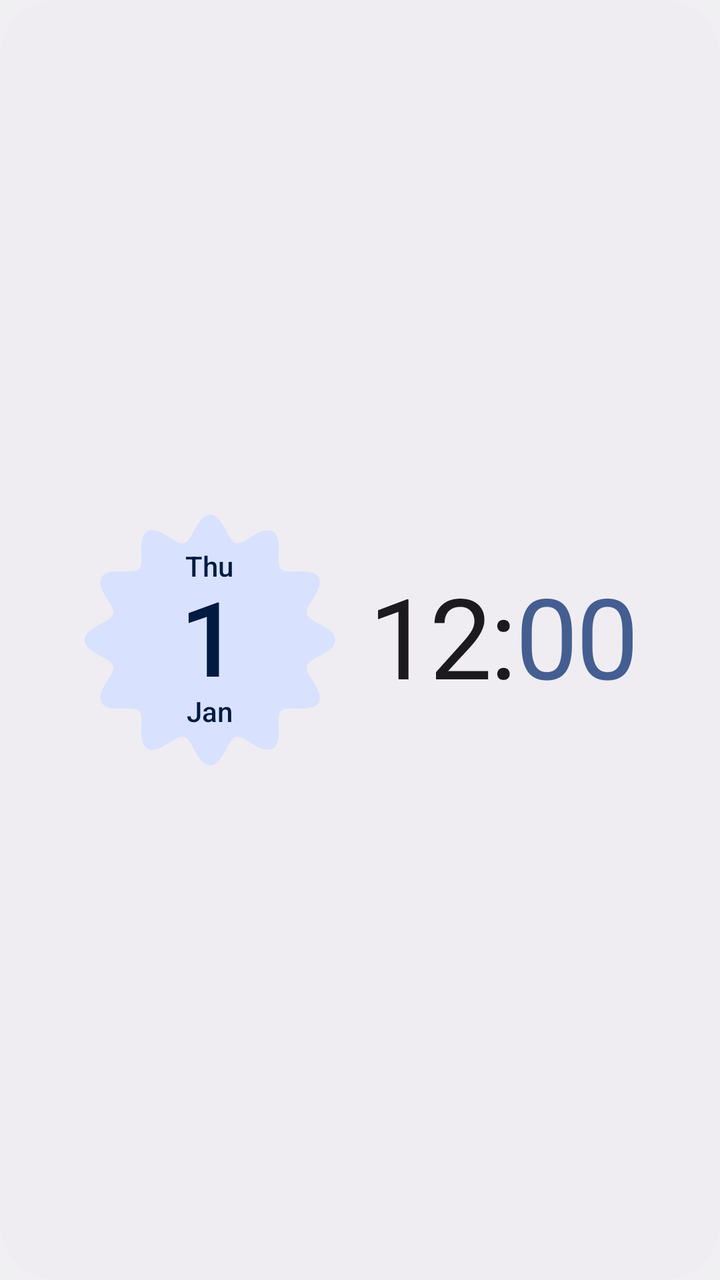
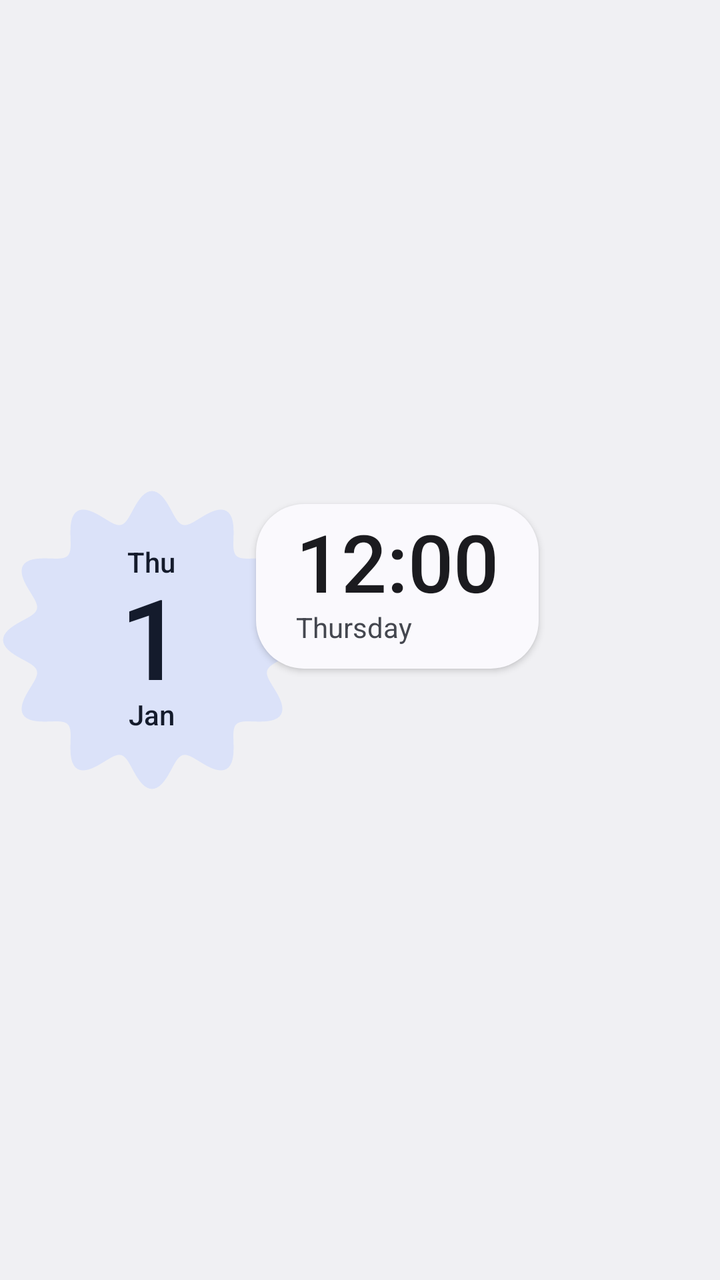

Two renders of the same Android screen: before a commit and after it. Below are the layout's source before the change and the commit's diff.
<!-- AndroidManifest.xml: application theme Theme.Clock -->
<!-- res/layout/widget_digital.xml -->
<?xml version="1.0" encoding="utf-8"?>
<FrameLayout xmlns:android="http://schemas.android.com/apk/res/android"
    xmlns:tools="http://schemas.android.com/tools"
    tools:ignore="SpUsage,ContentDescription,UseCompoundDrawables,UselessParent"
    android:id="@android:id/background"
    android:layout_width="match_parent"
    android:layout_height="match_parent"
    android:background="@drawable/widget_background"
    android:clipToOutline="true">

    <LinearLayout
        android:layout_width="wrap_content"
        android:layout_height="wrap_content"
        android:layout_gravity="center"
        android:baselineAligned="false"
        android:gravity="center_vertical"
        android:orientation="horizontal">

        <FrameLayout
            android:id="@+id/cookie"
            android:layout_width="128dp"
            android:layout_height="128dp">

            <ImageView
                android:layout_width="match_parent"
                android:layout_height="match_parent"
                android:importantForAccessibility="no"
                android:src="@drawable/widget_cookie" />

            <LinearLayout
                android:layout_width="wrap_content"
                android:layout_height="wrap_content"
                android:layout_gravity="center"
                android:gravity="center_horizontal"
                android:orientation="vertical">

                <TextClock
                    android:id="@+id/weekday"
                    android:layout_width="wrap_content"
                    android:layout_height="20dp"
                    android:fontFamily="sans-serif-medium"
                    android:format12Hour="EEE"
                    android:format24Hour="EEE"
                    android:gravity="center"
                    android:includeFontPadding="false"
                    android:maxLines="1"
                    android:textColor="@color/widget_on_primary_container"
                    android:textSize="14dp" />

                
                <TextClock
                    android:id="@+id/day"
                    android:layout_width="wrap_content"
                    android:layout_height="wrap_content"
                    android:layout_marginTop="-4dp"
                    android:layout_marginBottom="-5dp"
                    android:fontFamily="sans-serif-medium"
                    android:fontFeatureSettings="tnum"
                    android:format12Hour="d"
                    android:format24Hour="d"
                    android:includeFontPadding="false"
                    android:maxLines="1"
                    android:textColor="@color/widget_on_primary_container"
                    android:textSize="52dp" />

                <TextClock
                    android:id="@+id/month"
                    android:layout_width="wrap_content"
                    android:layout_height="20dp"
                    android:fontFamily="sans-serif-medium"
                    android:format12Hour="MMM"
                    android:format24Hour="MMM"
                    android:gravity="center"
                    android:includeFontPadding="false"
                    android:maxLines="1"
                    android:textColor="@color/widget_on_primary_container"
                    android:textSize="14dp" />
            </LinearLayout>
        </FrameLayout>

        <LinearLayout
            android:layout_width="wrap_content"
            android:layout_height="wrap_content"
            android:layout_marginStart="16dp"
            android:orientation="vertical">

            
            <LinearLayout
                android:layout_width="wrap_content"
                android:layout_height="wrap_content"
                android:layout_marginTop="-4dp"
                android:layout_marginBottom="-5dp"
                android:layoutDirection="ltr"
                android:orientation="horizontal">

                <TextClock
                    android:id="@+id/hours"
                    android:layout_width="wrap_content"
                    android:layout_height="wrap_content"
                    android:fontFeatureSettings="tnum"
                    android:format12Hour="h:"
                    android:format24Hour="HH:"
                    android:includeFontPadding="false"
                    android:letterSpacing="-0.018"
                    android:maxLines="1"
                    android:textColor="@color/widget_on_surface"
                    android:textSize="56dp" />

                <TextClock
                    android:id="@+id/minutes"
                    android:layout_width="wrap_content"
                    android:layout_height="wrap_content"
                    android:fontFeatureSettings="tnum"
                    android:format12Hour="mm"
                    android:format24Hour="mm"
                    android:includeFontPadding="false"
                    android:letterSpacing="-0.018"
                    android:maxLines="1"
                    android:textColor="@color/widget_primary"
                    android:textSize="56dp" />
            </LinearLayout>

            
            <FrameLayout
                android:id="@+id/alarm"
                android:layout_width="wrap_content"
                android:layout_height="48dp"
                android:layout_marginTop="2dp"
                android:layout_marginBottom="-8dp"
                android:visibility="gone">

                <LinearLayout
                    android:id="@+id/alarm_pill"
                    android:layout_width="wrap_content"
                    android:layout_height="32dp"
                    android:layout_gravity="center_vertical"
                    android:background="@drawable/widget_pill"
                    android:gravity="center_vertical"
                    android:orientation="horizontal"
                    android:paddingStart="8dp"
                    android:paddingEnd="12dp">

                    <ImageView
                        android:id="@+id/alarm_icon"
                        android:layout_width="18dp"
                        android:layout_height="18dp"
                        android:importantForAccessibility="no"
                        android:src="@drawable/ic_alarm"
                        android:tint="@color/widget_on_secondary_container" />

                    <TextView
                        android:id="@+id/alarm_text"
                        android:layout_width="wrap_content"
                        android:layout_height="wrap_content"
                        android:layout_marginStart="4dp"
                        android:fontFamily="sans-serif-medium"
                        android:includeFontPadding="false"
                        android:maxLines="1"
                        android:textColor="@color/widget_on_secondary_container"
                        android:textSize="14dp" />
                </LinearLayout>
            </FrameLayout>
        </LinearLayout>
    </LinearLayout>
</FrameLayout>
<!-- resources referenced by this layout -->
<resources>
  <color name="widget_on_primary_container">@android:color/system_on_primary_container_light</color>
  <color name="widget_on_secondary_container">@android:color/system_on_secondary_container_light</color>
  <color name="widget_on_surface">@android:color/system_on_surface_light</color>
  <color name="widget_primary">@android:color/system_primary_light</color>
  <!-- drawable ic_alarm (drawable) -->
  <vector xmlns:android="http://schemas.android.com/apk/res/android"
      android:width="24dp"
      android:height="24dp"
      android:viewportWidth="960"
      android:viewportHeight="960">
    <path
        android:fillColor="@android:color/white"
        android:pathData="M520,504L520,360Q520,343 508.5,331.5Q497,320 480,320Q463,320 451.5,331.5Q440,343 440,360L440,519Q440,527 443,534.5Q446,542 452,548L564,660Q575,671 592,671Q609,671 620,660Q631,649 631,632Q631,615 620,604L520,504ZM480,880Q405,880 339.5,851.5Q274,823 225.5,774.5Q177,726 148.5,660.5Q120,595 120,520Q120,445 148.5,379.5Q177,314 225.5,265.5Q274,217 339.5,188.5Q405,160 480,160Q555,160 620.5,188.5Q686,217 734.5,265.5Q783,314 811.5,379.5Q840,445 840,520Q840,595 811.5,660.5Q783,726 734.5,774.5Q686,823 620.5,851.5Q555,880 480,880ZM480,520Q480,520 480,520Q480,520 480,520Q480,520 480,520Q480,520 480,520Q480,520 480,520Q480,520 480,520Q480,520 480,520Q480,520 480,520ZM82,292Q71,281 71,264Q71,247 82,236L196,122Q207,111 224,111Q241,111 252,122Q263,133 263,150Q263,167 252,178L138,292Q127,303 110,303Q93,303 82,292ZM878,292Q867,303 850,303Q833,303 822,292L708,178Q697,167 697,150Q697,133 708,122Q719,111 736,111Q753,111 764,122L878,236Q889,247 889,264Q889,281 878,292ZM480,800Q597,800 678.5,718.5Q760,637 760,520Q760,403 678.5,321.5Q597,240 480,240Q363,240 281.5,321.5Q200,403 200,520Q200,637 281.5,718.5Q363,800 480,800Z"/>
  </vector>
  <!-- drawable widget_background (drawable) -->
  <?xml version="1.0" encoding="utf-8"?>
  <shape xmlns:android="http://schemas.android.com/apk/res/android" android:shape="rectangle">
      <solid android:color="@color/widget_surface_container" />
      <corners android:radius="@android:dimen/system_app_widget_background_radius" />
  </shape>
  <!-- drawable widget_cookie: vector/xml drawable (drawable, 5070 chars, omitted) -->
  <!-- drawable widget_pill (drawable) -->
  <?xml version="1.0" encoding="utf-8"?>
  <ripple xmlns:android="http://schemas.android.com/apk/res/android" android:color="?android:attr/colorControlHighlight">
      <item>
          <shape android:shape="rectangle">
              <solid android:color="@color/widget_secondary_container" />
              <corners android:radius="24dp" />
          </shape>
      </item>
  </ripple>
  <style name="Theme.Clock" parent="@android:style/Theme.DeviceDefault.DayNight">
          <item name="android:windowActionBar">false</item>
          <item name="android:windowNoTitle">true</item>
      </style>
  <color name="widget_surface_container">@android:color/system_surface_container_light</color>
  <color name="widget_secondary_container">@android:color/system_secondary_container_light</color>
</resources>

<!-- the commit's change to res/layout/widget_digital.xml (unified diff, before → after) -->
@@ -5,21 +5,24 @@
     android:id="@android:id/background"
     android:layout_width="match_parent"
     android:layout_height="match_parent"
-    android:background="@drawable/widget_background"
+    android:background="@drawable/widget_frame"
+    android:clipChildren="false"
     android:clipToOutline="true">
 
-    <LinearLayout
+    <FrameLayout
         android:layout_width="wrap_content"
-        android:layout_height="wrap_content"
-        android:layout_gravity="center"
-        android:baselineAligned="false"
-        android:gravity="center_vertical"
-        android:orientation="horizontal">
+        android:layout_height="164dp"
+        android:layout_gravity="center_vertical|start"
+        android:clipChildren="false"
+        android:clipToPadding="false"
+        android:paddingStart="0dp"
+        android:paddingEnd="4dp">
 
         <FrameLayout
             android:id="@+id/cookie"
-            android:layout_width="128dp"
-            android:layout_height="128dp">
+            android:layout_width="152dp"
+            android:layout_height="152dp"
+            android:layout_marginTop="6dp">
 
             <ImageView
                 android:layout_width="match_parent"
@@ -44,7 +47,7 @@
                     android:gravity="center"
                     android:includeFontPadding="false"
                     android:maxLines="1"
-                    android:textColor="@color/widget_on_primary_container"
+                    android:textColor="@color/widget_on_secondary_container"
                     android:textSize="14dp" />
 
                 
@@ -53,15 +56,15 @@
                     android:layout_width="wrap_content"
                     android:layout_height="wrap_content"
                     android:layout_marginTop="-4dp"
-                    android:layout_marginBottom="-5dp"
+                    android:layout_marginBottom="-6dp"
                     android:fontFamily="sans-serif-medium"
                     android:fontFeatureSettings="tnum"
                     android:format12Hour="d"
                     android:format24Hour="d"
                     android:includeFontPadding="false"
                     android:maxLines="1"
-                    android:textColor="@color/widget_on_primary_container"
-                    android:textSize="52dp" />
+                    android:textColor="@color/widget_on_secondary_container"
+                    android:textSize="56dp" />
 
                 <TextClock
                     android:id="@+id/month"
@@ -73,93 +76,96 @@
                     android:gravity="center"
                     android:includeFontPadding="false"
                     android:maxLines="1"
-                    android:textColor="@color/widget_on_primary_container"
+                    android:textColor="@color/widget_on_secondary_container"
                     android:textSize="14dp" />
             </LinearLayout>
         </FrameLayout>
 
+        
         <LinearLayout
+            android:id="@+id/time_pill"
             android:layout_width="wrap_content"
             android:layout_height="wrap_content"
-            android:layout_marginStart="16dp"
-            android:orientation="vertical">
+            android:layout_marginStart="128dp"
+            android:layout_marginTop="14dp"
+            android:background="@drawable/widget_float_surface"
+            android:elevation="2dp"
+            android:orientation="vertical"
+            android:paddingStart="20dp"
+            android:paddingTop="8dp"
+            android:paddingEnd="20dp"
+            android:paddingBottom="10dp">
 
-            
-            <LinearLayout
+            <TextClock
+                android:id="@+id/time"
                 android:layout_width="wrap_content"
                 android:layout_height="wrap_content"
-                android:layout_marginTop="-4dp"
-                android:layout_marginBottom="-5dp"
-                android:layoutDirection="ltr"
-                android:orientation="horizontal">
+                android:layout_marginTop="-1dp"
+                android:layout_marginBottom="-2dp"
+                android:fontFamily="sans-serif-medium"
+                android:fontFeatureSettings="tnum"
+                android:format12Hour="h:mm"
+                android:format24Hour="HH:mm"
+                android:includeFontPadding="false"
+                android:maxLines="1"
+                android:textColor="@color/widget_on_surface"
+                android:textSize="40dp" />
 
-                <TextClock
-                    android:id="@+id/hours"
+            <TextClock
+                android:id="@+id/day_name"
+                android:layout_width="wrap_content"
+                android:layout_height="20dp"
+                android:format12Hour="EEEE"
+                android:format24Hour="EEEE"
+                android:gravity="center_vertical"
+                android:includeFontPadding="false"
+                android:maxLines="1"
+                android:textColor="@color/widget_on_surface_variant"
+                android:textSize="14dp" />
+        </LinearLayout>
+
+        
+        <FrameLayout
+            android:id="@+id/alarm"
+            android:layout_width="wrap_content"
+            android:layout_height="48dp"
+            android:layout_marginStart="128dp"
+            android:layout_marginTop="106dp"
+            android:clipChildren="false"
+            android:clipToPadding="false"
+            android:visibility="gone">
+
+            <LinearLayout
+                android:id="@+id/alarm_pill"
+                android:layout_width="wrap_content"
+                android:layout_height="40dp"
+                android:layout_gravity="center_vertical"
+                android:background="@drawable/widget_float_primary"
+                android:elevation="2dp"
+                android:gravity="center_vertical"
+                android:orientation="horizontal"
+                android:paddingStart="12dp"
+                android:paddingEnd="16dp">
+
+                <ImageView
+                    android:id="@+id/alarm_icon"
+                    android:layout_width="18dp"
+                    android:layout_height="18dp"
+                    android:importantForAccessibility="no"
+                    android:src="@drawable/ic_alarm"
+                    android:tint="@color/widget_on_primary" />
+
+                <TextView
+                    android:id="@+id/alarm_text"
                     android:layout_width="wrap_content"
                     android:layout_height="wrap_content"
-                    android:fontFeatureSettings="tnum"
-                    android:format12Hour="h:"
-                    android:format24Hour="HH:"
+                    android:layout_marginStart="6dp"
+                    android:fontFamily="sans-serif-medium"
                     android:includeFontPadding="false"
-                    android:letterSpacing="-0.018"
                     android:maxLines="1"
-                    android:textColor="@color/widget_on_surface"
-                    android:textSize="56dp" />
-
-                <TextClock
-                    android:id="@+id/minutes"
-                    android:layout_width="wrap_content"
-                    android:layout_height="wrap_content"
-                    android:fontFeatureSettings="tnum"
-                    android:format12Hour="mm"
-                    android:format24Hour="mm"
-                    android:includeFontPadding="false"
-                    android:letterSpacing="-0.018"
-                    android:maxLines="1"
-                    android:textColor="@color/widget_primary"
-                    android:textSize="56dp" />
+                    android:textColor="@color/widget_on_primary"
+                    android:textSize="14dp" />
             </LinearLayout>
-
-            
-            <FrameLayout
-                android:id="@+id/alarm"
-                android:layout_width="wrap_content"
-                android:layout_height="48dp"
-                android:layout_marginTop="2dp"
-                android:layout_marginBottom="-8dp"
-                android:visibility="gone">
-
-                <LinearLayout
-                    android:id="@+id/alarm_pill"
-                    android:layout_width="wrap_content"
-                    android:layout_height="32dp"
-                    android:layout_gravity="center_vertical"
-                    android:background="@drawable/widget_pill"
-                    android:gravity="center_vertical"
-                    android:orientation="horizontal"
-                    android:paddingStart="8dp"
-                    android:paddingEnd="12dp">
-
-                    <ImageView
-                        android:id="@+id/alarm_icon"
-                        android:layout_width="18dp"
-                        android:layout_height="18dp"
-                        android:importantForAccessibility="no"
-                        android:src="@drawable/ic_alarm"
-                        android:tint="@color/widget_on_secondary_container" />
-
-                    <TextView
-                        android:id="@+id/alarm_text"
-                        android:layout_width="wrap_content"
-                        android:layout_height="wrap_content"
-                        android:layout_marginStart="4dp"
-                        android:fontFamily="sans-serif-medium"
-                        android:includeFontPadding="false"
-                        android:maxLines="1"
-                        android:textColor="@color/widget_on_secondary_container"
-                        android:textSize="14dp" />
-                </LinearLayout>
-            </FrameLayout>
-        </LinearLayout>
-    </LinearLayout>
+        </FrameLayout>
+    </FrameLayout>
 </FrameLayout>
<!-- resource entries referenced after the edit -->
@@ -1,9 +1,11 @@
 <!-- resources referenced by this layout -->
 <resources>
-  <color name="widget_on_primary_container">@android:color/system_on_primary_container_light</color>
+  <color name="widget_on_primary">@android:color/system_on_primary_light</color>
   <color name="widget_on_secondary_container">@android:color/system_on_secondary_container_light</color>
   <color name="widget_on_surface">@android:color/system_on_surface_light</color>
+  <color name="widget_on_surface_variant">@android:color/system_on_surface_variant_light</color>
   <color name="widget_primary">@android:color/system_primary_light</color>
+  <color name="widget_surface">@android:color/system_surface_light</color>
   <!-- drawable ic_alarm (drawable) -->
   <vector xmlns:android="http://schemas.android.com/apk/res/android"
       android:width="24dp"
@@ -14,28 +16,36 @@
         android:fillColor="@android:color/white"
         android:pathData="M520,504L520,360Q520,343 508.5,331.5Q497,320 480,320Q463,320 451.5,331.5Q440,343 440,360L440,519Q440,527 443,534.5Q446,542 452,548L564,660Q575,671 592,671Q609,671 620,660Q631,649 631,632Q631,615 620,604L520,504ZM480,880Q405,880 339.5,851.5Q274,823 225.5,774.5Q177,726 148.5,660.5Q120,595 120,520Q120,445 148.5,379.5Q177,314 225.5,265.5Q274,217 339.5,188.5Q405,160 480,160Q555,160 620.5,188.5Q686,217 734.5,265.5Q783,314 811.5,379.5Q840,445 840,520Q840,595 811.5,660.5Q783,726 734.5,774.5Q686,823 620.5,851.5Q555,880 480,880ZM480,520Q480,520 480,520Q480,520 480,520Q480,520 480,520Q480,520 480,520Q480,520 480,520Q480,520 480,520Q480,520 480,520Q480,520 480,520ZM82,292Q71,281 71,264Q71,247 82,236L196,122Q207,111 224,111Q241,111 252,122Q263,133 263,150Q263,167 252,178L138,292Q127,303 110,303Q93,303 82,292ZM878,292Q867,303 850,303Q833,303 822,292L708,178Q697,167 697,150Q697,133 708,122Q719,111 736,111Q753,111 764,122L878,236Q889,247 889,264Q889,281 878,292ZM480,800Q597,800 678.5,718.5Q760,637 760,520Q760,403 678.5,321.5Q597,240 480,240Q363,240 281.5,321.5Q200,403 200,520Q200,637 281.5,718.5Q363,800 480,800Z"/>
   </vector>
-  <!-- drawable widget_background (drawable) -->
-  <?xml version="1.0" encoding="utf-8"?>
-  <shape xmlns:android="http://schemas.android.com/apk/res/android" android:shape="rectangle">
-      <solid android:color="@color/widget_surface_container" />
-      <corners android:radius="@android:dimen/system_app_widget_background_radius" />
-  </shape>
-  <!-- drawable widget_cookie: vector/xml drawable (drawable, 5070 chars, omitted) -->
-  <!-- drawable widget_pill (drawable) -->
+  <!-- drawable widget_cookie: vector/xml drawable (drawable, 5072 chars, omitted) -->
+  <!-- drawable widget_float_primary (drawable) -->
   <?xml version="1.0" encoding="utf-8"?>
   <ripple xmlns:android="http://schemas.android.com/apk/res/android" android:color="?android:attr/colorControlHighlight">
       <item>
           <shape android:shape="rectangle">
-              <solid android:color="@color/widget_secondary_container" />
+              <solid android:color="@color/widget_primary" />
+              <corners android:radius="20dp" />
+          </shape>
+      </item>
+  </ripple>
+  <!-- drawable widget_float_surface (drawable) -->
+  <?xml version="1.0" encoding="utf-8"?>
+  <ripple xmlns:android="http://schemas.android.com/apk/res/android" android:color="?android:attr/colorControlHighlight">
+      <item>
+          <shape android:shape="rectangle">
+              <solid android:color="@color/widget_surface" />
               <corners android:radius="24dp" />
           </shape>
       </item>
   </ripple>
+  <!-- drawable widget_frame (drawable) -->
+  <?xml version="1.0" encoding="utf-8"?>
+  <shape xmlns:android="http://schemas.android.com/apk/res/android" android:shape="rectangle">
+      <corners android:radius="24dp" />
+      <solid android:color="@android:color/transparent" />
+  </shape>
   <style name="Theme.Clock" parent="@android:style/Theme.DeviceDefault.DayNight">
           <item name="android:windowActionBar">false</item>
           <item name="android:windowNoTitle">true</item>
       </style>
-  <color name="widget_surface_container">@android:color/system_surface_container_light</color>
-  <color name="widget_secondary_container">@android:color/system_secondary_container_light</color>
 </resources>
 
